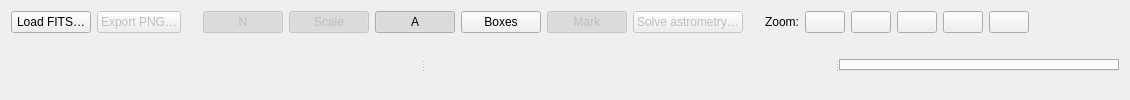
Old version of the form nightscribe/gui/ui/ufe_dialog.ui in the repository irydeo/nightscribe.
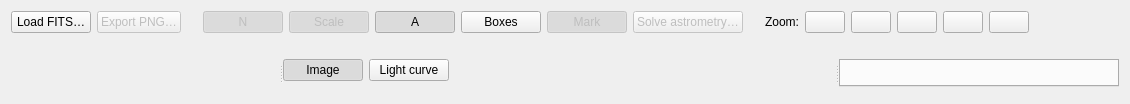
New version of the form.

Commit message: chart: the curve lives in the centre of the workbench (V2)

```diff
--- a/nightscribe/gui/ui/ufe_dialog.ui
+++ b/nightscribe/gui/ui/ufe_dialog.ui
@@ -42,7 +42,27 @@
     <widget class="QSplitter" name="splitter">
      <property name="orientation"><enum>Qt::Horizontal</enum></property>
      <widget class="QWidget" name="ph_series"/>
-      <widget class="QWidget" name="ph_view"/>
+      <widget class="QWidget" name="centre">
+       <layout class="QVBoxLayout" name="vbox_centre">
+        <property name="leftMargin"><number>0</number></property>
+        <property name="topMargin"><number>0</number></property>
+        <property name="rightMargin"><number>0</number></property>
+        <property name="bottomMargin"><number>0</number></property>
+        <item>
+         <layout class="QHBoxLayout" name="row_centre_switch">
+          <item><widget class="QPushButton" name="btn_page_image"><property name="text"><string>Image</string></property><property name="checkable"><bool>true</bool></property><property name="checked"><bool>true</bool></property><property name="autoExclusive"><bool>true</bool></property><property name="toolTip"><string>The plate, with its marks, its annotations and the measurement overlay</string></property></widget></item>
+          <item><widget class="QPushButton" name="btn_page_curve"><property name="text"><string>Light curve</string></property><property name="checkable"><bool>true</bool></property><property name="autoExclusive"><bool>true</bool></property><property name="toolTip"><string>The measured series at full size, in the same place as the image. It opens by itself the moment a run ends; the wheel zooms and the drag moves the window</string></property></widget></item>
+          <item><spacer name="hsp_centre_switch"><property name="orientation"><enum>Qt::Horizontal</enum></property><property name="sizeHint" stdset="0"><size><width>40</width><height>20</height></size></property></spacer></item>
+         </layout>
+        </item>
+        <item>
+         <widget class="QStackedWidget" name="stack_centre">
+          <widget class="QWidget" name="ph_centre_image"/>
+          <widget class="QWidget" name="ph_centre_curve"/>
+         </widget>
+        </item>
+       </layout>
+      </widget>
      <widget class="QTabWidget" name="tabs">
       <property name="minimumSize"><size><width>280</width><height>0</height></size></property>
      </widget>
```
The commit also changes 9 other files.
